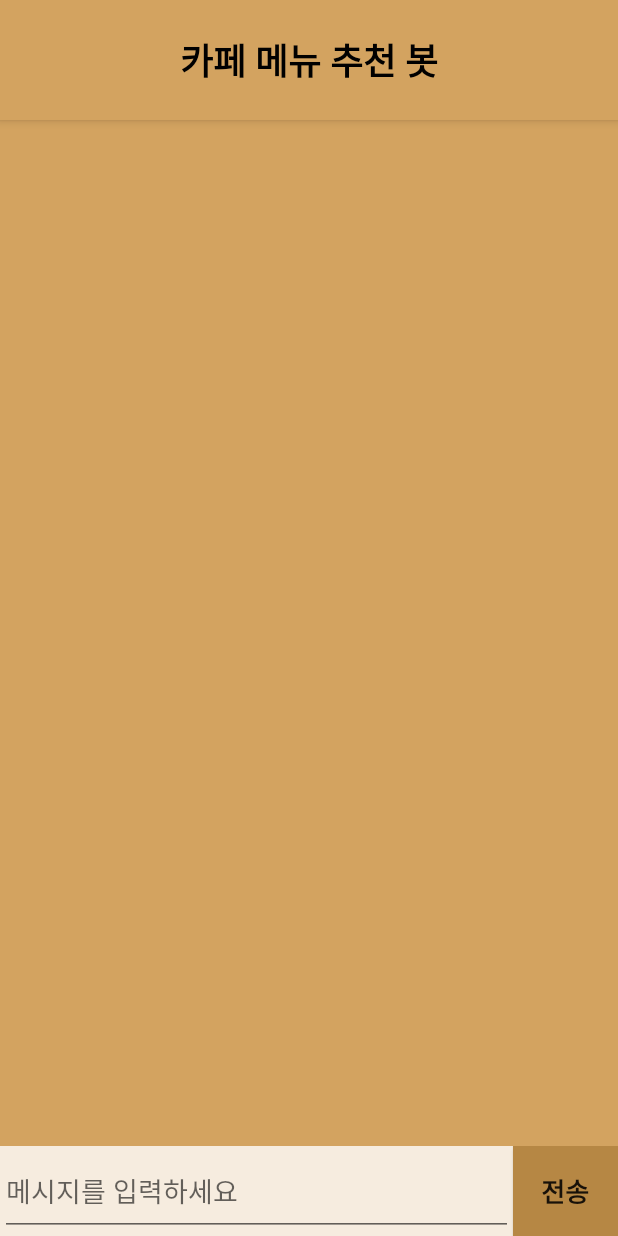
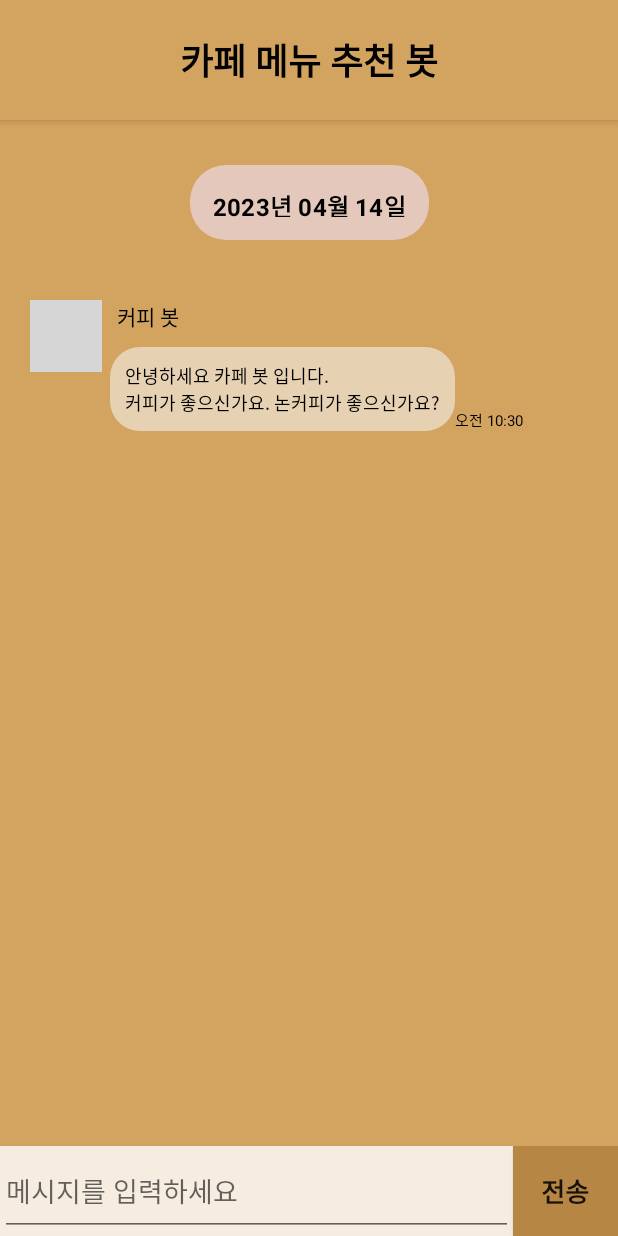
Before and after one commit to Leewoogun/cafe-bot, an Android app: the screen it shows after launch (MainActivity), on a phone screen of 412 x 824 dp. Run offline under Robolectric (Android 15) with nearby library versions, the phone set to English and light mode, and no system bars; our stand-ins replace data binding; grey boxes are pictures that could not be loaded.

Commit message:
Feat : 앱을 실행 했을 때 초기화면 등록 구현

```diff
--- a/app/src/main/java/com/cafebot/cafemenubot/common/CurrentTimeBinding.kt
+++ b/app/src/main/java/com/cafebot/cafemenubot/common/CurrentTimeBinding.kt
@@ -4,9 +4,8 @@ import android.widget.TextView
 import androidx.databinding.BindingAdapter
 import com.cafebot.cafemenubot.domain.Time
 
-@BindingAdapter("currentTime")
-fun currentTime(view : TextView){
+@BindingAdapter("currentTimeBinding")
+fun currentTime(view : TextView, text : String){
     val time = Time()
     view.text = time.getCurrentTime()
-
 }
--- a/app/src/main/java/com/cafebot/cafemenubot/common/TodayDateBinding.kt
+++ b/app/src/main/java/com/cafebot/cafemenubot/common/TodayDateBinding.kt
@@ -5,8 +5,8 @@ import androidx.databinding.BindingAdapter
 import java.time.LocalDate
 import java.time.format.DateTimeFormatter
 
-@BindingAdapter("todayDate")
-fun applyTodayDate(view : TextView){
+@BindingAdapter("todayDateBinding")
+fun applyTodayDate(view : TextView, text : String){
     val currentDate = LocalDate.now()
     val formatter = DateTimeFormatter.ofPattern("yyyy년 MM월 dd일")
     val formatDate = currentDate.format(formatter)
--- /dev/null
+++ b/app/src/main/java/com/cafebot/cafemenubot/domain/AssetLoader.kt
@@ -0,0 +1,25 @@
+package com.cafebot.cafemenubot.domain
+
+import android.content.Context
+import android.util.Log
+import org.json.JSONObject
+import java.io.InputStream
+
+class AssetLoader {
+
+    fun getJsonString(context : Context) : String?{
+        // 성공 혹은 실패로 나뉘어 지는 작업 처리 : runCatching
+        return kotlin.runCatching {
+            loadJson(context)
+        }.getOrNull()
+    }
+
+    private fun loadJson(context : Context) : String{
+        return context.assets.open("chatbot.json").use{ inputStream ->
+            val size = inputStream.available()
+            val bytes = ByteArray(size)
+            inputStream.read(bytes)
+            String(bytes)
+        }
+    }
+}
--- /dev/null
+++ b/app/src/main/java/com/cafebot/cafemenubot/domain/JsonObject.kt
@@ -0,0 +1,9 @@
+package com.cafebot.cafemenubot.domain
+
+import org.json.JSONObject
+
+class JsonObject(private val chatBotData : JSONObject) {
+    fun getInitialData(): JSONObject {
+        return chatBotData.getJSONObject("initial")
+    }
+}
--- a/app/src/main/java/com/cafebot/cafemenubot/ui/CafeMenuAdapter.kt
+++ b/app/src/main/java/com/cafebot/cafemenubot/ui/CafeMenuAdapter.kt
@@ -16,9 +16,7 @@ private const val VIEW_TYPE_INITIAL = 0
 private const val VIEW_TYPE_BOT_CHATTING = 1
 private const val VIEW_TYPE_MY_CHATTING = 2
 
-class CafeMenuAdapter : RecyclerView.Adapter<RecyclerView.ViewHolder>() {
-
-    private val chattingBot = mutableListOf<ChattingBot>()
+class CafeMenuAdapter(private val chattingBot : MutableList<ChattingBot>) : RecyclerView.Adapter<RecyclerView.ViewHolder>() {
 
     override fun onCreateViewHolder(parent: ViewGroup, viewType: Int): RecyclerView.ViewHolder {
         val inflater = LayoutInflater.from(parent.context)
--- a/app/src/main/java/com/cafebot/cafemenubot/ui/MainActivity.kt
+++ b/app/src/main/java/com/cafebot/cafemenubot/ui/MainActivity.kt
@@ -2,23 +2,49 @@ package com.cafebot.cafemenubot.ui
 
 import androidx.appcompat.app.AppCompatActivity
 import android.os.Bundle
+import android.util.Log
+import androidx.core.content.ContentProviderCompat.requireContext
 import com.cafebot.cafemenubot.R
 import com.cafebot.cafemenubot.databinding.ActivityMainBinding
+import com.cafebot.cafemenubot.domain.AssetLoader
+import com.cafebot.cafemenubot.domain.JsonObject
 import com.cafebot.cafemenubot.domain.Time
+import com.cafebot.cafemenubot.model.ChattingBot
+import com.cafebot.cafemenubot.model.Initial
 import com.cafebot.cafemenubot.model.MyChatting
+import org.json.JSONObject
 
 class MainActivity : AppCompatActivity() {
 
     private lateinit var binding : ActivityMainBinding
     private val time = Time()
-
+    private val chattingBot = mutableListOf<ChattingBot>()
+    private val assetLoader = AssetLoader()
 
     override fun onCreate(savedInstanceState: Bundle?) {
         super.onCreate(savedInstanceState)
         binding = ActivityMainBinding.inflate(layoutInflater)
         setContentView(binding.root)
 
+        val chatBotData = assetLoader.getJsonString(this)
 
+        if (!chatBotData.isNullOrEmpty()){
+            val jsonObject = JSONObject(chatBotData)
+            val initial = JsonObject(jsonObject).getInitialData()
+
+            chattingBot.add(Initial(
+                initial.getString("today_date"),
+                initial.getString("name"),
+                initial.getString("Image_Url"),
+                initial.getString("text"),
+                initial.getString("current_time")
+            ))
+        }
+
+        val cafeMenuAdapter = CafeMenuAdapter(chattingBot)
+        binding.rvChattingArea.adapter = cafeMenuAdapter
+
+        cafeMenuAdapter.notifyDataSetChanged()
     }
 
     fun sendMessage(){
@@ -31,4 +57,9 @@ class MainActivity : AppCompatActivity() {
 
         }
     }
+
+//    fun setInitialAdapter(){
+//        chattingBot.add(Initial())
+//    }
+
 }
--- a/app/src/main/res/layout/item_bot_chatting.xml
+++ b/app/src/main/res/layout/item_bot_chatting.xml
@@ -53,7 +53,7 @@
         <TextView
             android:id="@+id/tv_bot_clock"
             style="@style/TextClock"
-            android:text="@{chatBot.currentTime}"
+            currentTimeBinding="@{chatBot.currentTime}"
             android:layout_width="0dp"
             android:layout_height="wrap_content"
             app:layout_constraintStart_toEndOf="@id/tv_cafeBot_chatting"
--- a/app/src/main/res/layout/item_initial.xml
+++ b/app/src/main/res/layout/item_initial.xml
@@ -16,7 +16,7 @@
         <TextView
             android:id="@+id/tv_initial_today_date"
             style="@style/TextSubtitle1.bold"
-            todayDate="@{initial.todayDate}"
+            todayDateBinding="@{initial.todayDate}"
             android:layout_width="wrap_content"
             android:layout_height="50dp"
             android:layout_marginTop="30dp"
@@ -70,7 +70,7 @@
             style="@style/TextClock"
             android:layout_width="0dp"
             android:layout_height="wrap_content"
-            android:text="@{initial.currentTime}"
+            currentTimeBinding="@{initial.currentTime}"
             app:layout_constraintStart_toEndOf="@id/tv_cafeBot_chatting"
             app:layout_constraintBottom_toBottomOf="@id/tv_cafeBot_chatting"
             tools:text="오후 8:00" />
```
